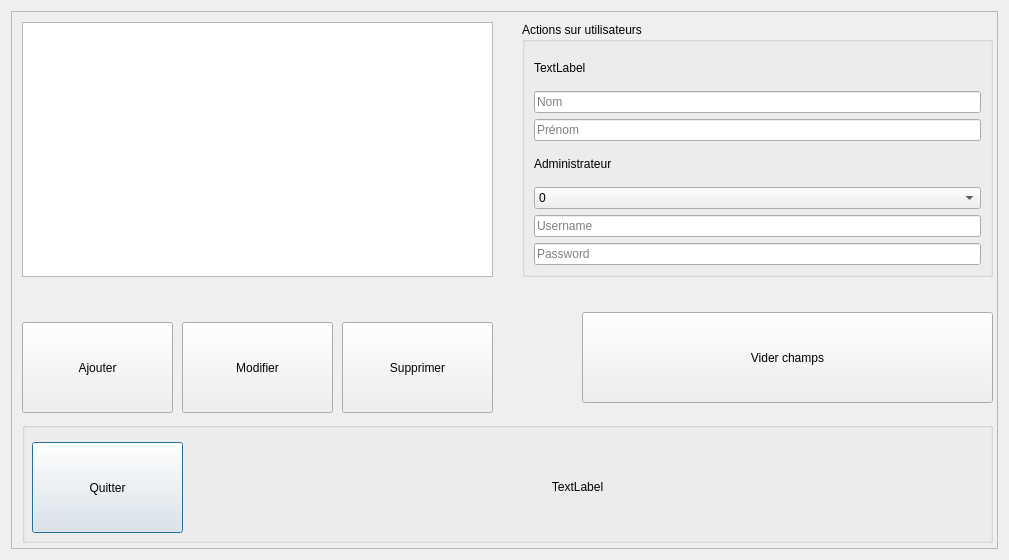
This is FestiClicC/utilisateur.ui in FestiClic/FestiClic3 as Qt 5 draws it before an edit. The edited form follows.
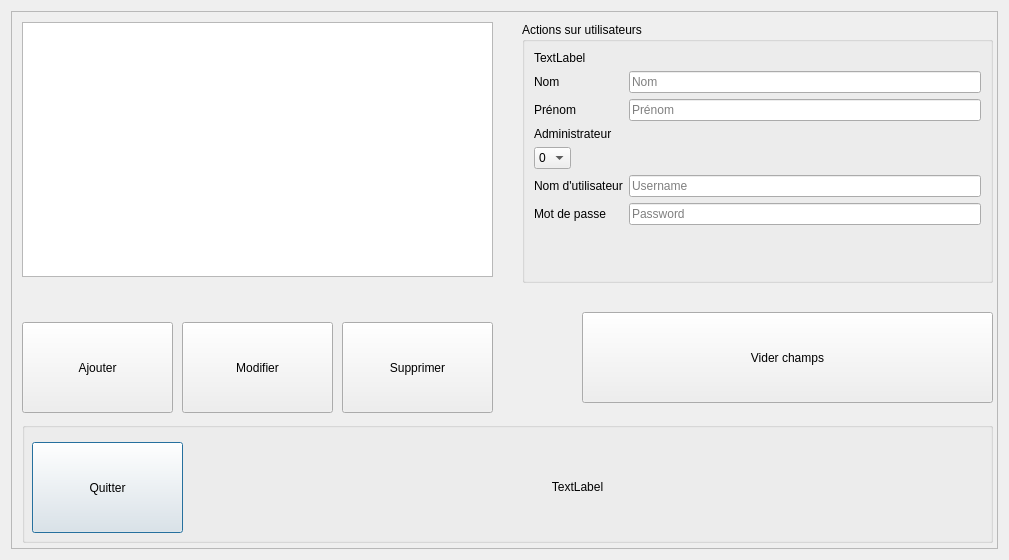
This is the edited form.

What changed in the file:
```diff
--- a/FestiClicC/utilisateur.ui
+++ b/FestiClicC/utilisateur.ui
@@ -120,42 +120,56 @@
          <x>510</x>
          <y>10</y>
          <width>471</width>
-         <height>255</height>
+         <height>261</height>
         </rect>
        </property>
        <property name="title">
         <string>Actions sur utilisateurs</string>
        </property>
-       <layout class="QVBoxLayout" name="verticalLayout">
-        <item>
+       <layout class="QFormLayout" name="formLayout">
+        <item row="0" column="0">
          <widget class="QLabel" name="uLabelIditUtilisateur">
           <property name="text">
            <string>TextLabel</string>
           </property>
          </widget>
         </item>
-        <item>
+        <item row="1" column="0">
+         <widget class="QLabel" name="label">
+          <property name="text">
+           <string>Nom</string>
+          </property>
+         </widget>
+        </item>
+        <item row="1" column="1">
          <widget class="QLineEdit" name="uTxtNom">
           <property name="placeholderText">
            <string>Nom</string>
           </property>
          </widget>
         </item>
-        <item>
+        <item row="3" column="0">
+         <widget class="QLabel" name="label_2">
+          <property name="text">
+           <string>Prénom</string>
+          </property>
+         </widget>
+        </item>
+        <item row="3" column="1">
          <widget class="QLineEdit" name="uTxtPrenom">
           <property name="placeholderText">
            <string>Prénom</string>
           </property>
          </widget>
         </item>
-        <item>
+        <item row="5" column="0">
          <widget class="QLabel" name="uLabelAdministrateur">
           <property name="text">
            <string>Administrateur</string>
           </property>
          </widget>
         </item>
-        <item>
+        <item row="6" column="0">
          <widget class="QComboBox" name="uCBoxAdministrateur">
           <item>
            <property name="text">
@@ -169,20 +183,34 @@
           </item>
          </widget>
         </item>
-        <item>
+        <item row="8" column="1">
          <widget class="QLineEdit" name="uTxtUsername">
           <property name="placeholderText">
            <string>Username</string>
           </property>
          </widget>
         </item>
-        <item>
+        <item row="10" column="1">
          <widget class="QLineEdit" name="uTxtPassword">
           <property name="placeholderText">
            <string>Password</string>
           </property>
          </widget>
         </item>
+        <item row="10" column="0">
+         <widget class="QLabel" name="label_4">
+          <property name="text">
+           <string>Mot de passe</string>
+          </property>
+         </widget>
+        </item>
+        <item row="8" column="0">
+         <widget class="QLabel" name="label_3">
+          <property name="text">
+           <string>Nom d'utilisateur</string>
+          </property>
+         </widget>
+        </item>
        </layout>
       </widget>
       <widget class="QPushButton" name="uBtnSupprimer">
```
